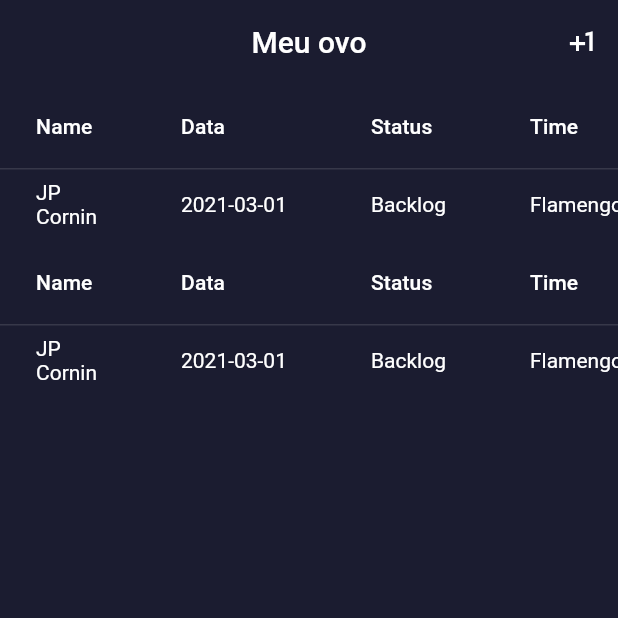
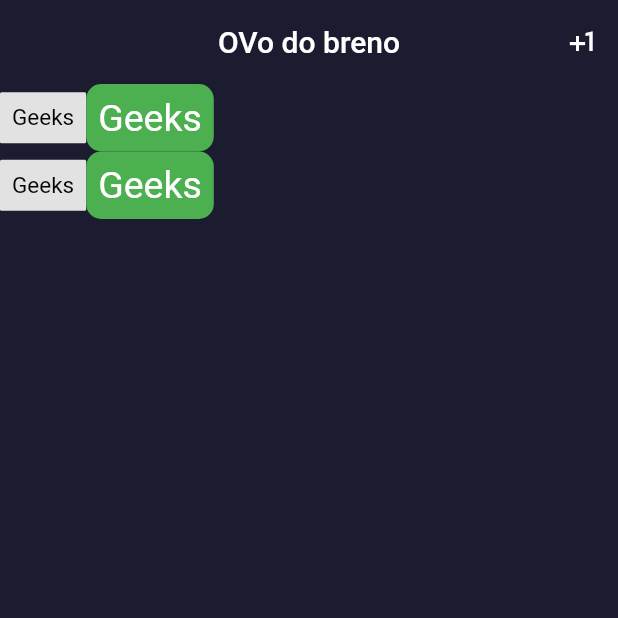
Before and after one commit to AddisonAV/os_controller, a Flutter app: the screen it shows after launch, on a phone screen of 412 x 824 dp, the top half of it. Run offline on Flutter 3.47's test engine with Material 2 defaults, Android fonts, the phone set to English and light mode, and no system bars; missing offline and left inert: dart:html.

Commit message:
Add some sh1t

```diff
--- a/lib/screens/home_screen.dart
+++ b/lib/screens/home_screen.dart
@@ -2,6 +2,7 @@ import 'package:flutter/material.dart';
 import 'package:os_controller/screens/create_os.dart';
 import 'package:os_controller/ui/colors.dart';
 import 'package:os_controller/utils/task.dart';
+import 'package:os_controller/widgets/task_widget.dart';
 
 class HomeScreen extends StatefulWidget {
   const HomeScreen({Key? key}) : super(key: key);
@@ -13,7 +14,7 @@ class HomeScreen extends StatefulWidget {
 class _HomeScreenState extends State<HomeScreen> {
   Widget showOsTable() {
     return Column(
-      children: const [Task(), Task()],
+      children: const [TaskWidget(), TaskWidget()],
     );
   }
 
@@ -25,7 +26,7 @@ class _HomeScreenState extends State<HomeScreen> {
           elevation: 0.0,
           backgroundColor: AppColor.primaryColor,
           centerTitle: true,
-          title: const Text("Meu ovo"),
+          title: const Text("OVo do breno"),
           actions: [
             IconButton(
                 onPressed: () {
--- a/lib/utils/task.dart
+++ b/lib/utils/task.dart
@@ -1,35 +1,59 @@
-// ignore_for_file: constant_identifier_names
+// ignore_for_file: constant_identifier_names, non_constant_identifier_names
 
 import 'package:flutter/material.dart';
 
-enum Status { BACKLOG, WORKING, FIXING, PAPPROVAL, PPAYMANT, DONE, PAUSED }
+enum Status { BACKLOG, WORKING, FIXING, DONE, PAUSED }
 
-class Task extends StatefulWidget {
-  const Task({Key? key}) : super(key: key);
+class Task {
+  Status status = Status.BACKLOG;
+  late DateTime creationDate;
+  late DateTime lastEditDate;
+  int time = 0;
+  late String name;
+  late String description;
 
-  @override
-  State<Task> createState() => _Task();
-}
+  Task(this.name, this.description) {
+    creationDate = DateTime.now();
+    lastEditDate = creationDate;
+  }
 
-class _Task extends State<Task> {
-  @override
-  Widget build(BuildContext context) {
-    return Center(
-        child: DataTable(
-      columns: const [
-        DataColumn(label: Text('Name')),
-        DataColumn(label: Text('Data')),
-        DataColumn(label: Text('Status')),
-        DataColumn(label: Text('Time'))
-      ],
-      rows: const [
-        DataRow(cells: [
-          DataCell(Text('JP Cornin')),
-          DataCell(Text('2021-03-01')),
-          DataCell(Text('Backlog')),
-          DataCell(Text('Flamengo'))
-        ])
-      ],
-    ));
+  int getTime() {
+    return time;
+  }
+
+  DateTime getLastEditedDate() {
+    return lastEditDate;
+  }
+
+  DateTime getCreationDate() {
+    return creationDate;
+  }
+
+  Status getStatus() {
+    return status;
+  }
+
+  String getName() {
+    return name;
+  }
+
+  String getDescription() {
+    return description;
+  }
+
+  void setTime(int newTime) {
+    time = newTime;
+  }
+
+  void setLastEditedDate(DateTime newDate) {
+    lastEditDate = newDate;
+  }
+
+  void setDescription(String newDesc) {
+    description = newDesc;
+  }
+
+  void setStatus(Status newStatus) {
+    status = newStatus;
   }
 }
--- /dev/null
+++ b/lib/widgets/task_widget.dart
@@ -0,0 +1,53 @@
+// ignore_for_file: prefer_const_constructors
+
+import 'dart:html';
+
+import 'package:flutter/cupertino.dart';
+import 'package:flutter/material.dart';
+import 'package:intl/intl.dart';
+import 'package:os_controller/utils/task.dart';
+
+class TaskWidget extends StatefulWidget {
+  const TaskWidget({Key? key}) : super(key: key);
+
+  @override
+  State<TaskWidget> createState() => _TaskWidget();
+}
+
+class _TaskWidget extends State<TaskWidget> {
+  late Task task;
+
+  @override
+  Widget build(BuildContext context) {
+    return Container(
+      child: Row(
+        mainAxisAlignment: MainAxisAlignment.start,
+        children: <Widget>[
+          Container(
+            decoration: BoxDecoration(
+                borderRadius: BorderRadius.circular(1),
+                color: Color.fromARGB(255, 226, 226, 226)),
+            child: const Padding(
+              padding: EdgeInsets.all(8.0),
+              child: Text(
+                "Geeks",
+                style: TextStyle(color: Colors.black, fontSize: 15),
+              ),
+            ),
+          ),
+          Container(
+            decoration: BoxDecoration(
+                borderRadius: BorderRadius.circular(10), color: Colors.green),
+            child: const Padding(
+              padding: EdgeInsets.all(8.0),
+              child: Text(
+                "Geeks",
+                style: TextStyle(color: Colors.white, fontSize: 25),
+              ),
+            ),
+          ),
+        ],
+      ),
+    );
+  }
+}
--- a/pubspec.yaml
+++ b/pubspec.yaml
@@ -27,10 +27,11 @@ environment:
 # the latest version available on pub.dev. To see which dependencies have newer
 # versions available, run `flutter pub outdated`.
 dependencies:
+  datetime_picker_formfield: ^2.0.0
   flutter:
     sdk: flutter
 
-
+  intl: ^0.17.0
   # The following adds the Cupertino Icons font to your application.
   # Use with the CupertinoIcons class for iOS style icons.
   cupertino_icons: ^1.0.2
```
Also changed, not shown: pubspec.lock.
